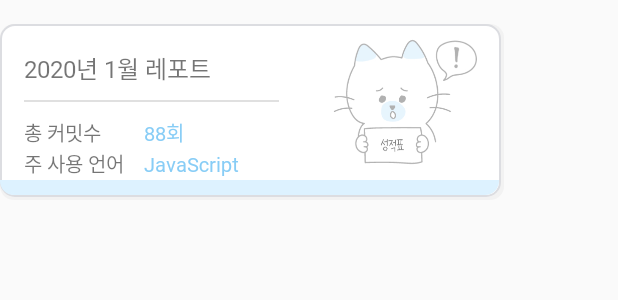
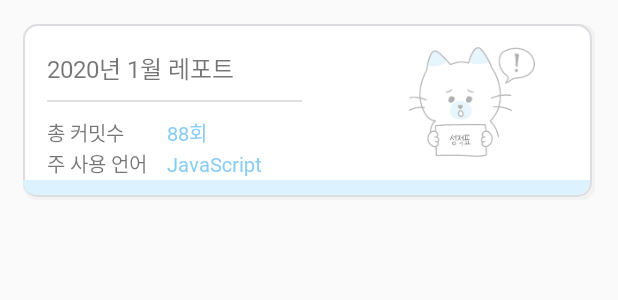
Before and after one commit to GitCatTeam/Android, an Android app: the layout report_data_item.xml on its own in the app's theme, with its tools: preview values and no code run, on a phone screen of 412 x 824 dp. Shown: the top 300 px of the screen. Run offline under Robolectric (Android 15) with nearby library versions, the phone set to English and light mode, and no system bars.

Commit message:
[UPDATE] 리포트, 차트 크기 수정

```diff
--- a/app/src/main/res/layout/fragment_report.xml
+++ b/app/src/main/res/layout/fragment_report.xml
@@ -48,7 +48,7 @@
 
         <ScrollView
             android:id="@+id/report_scroll"
-            android:layout_width="wrap_content"
+            android:layout_width="match_parent"
             android:layout_height="wrap_content"
             android:orientation="vertical"
             app:layout_constraintEnd_toEndOf="parent"
@@ -58,7 +58,7 @@
 
             <androidx.recyclerview.widget.RecyclerView
                 android:id="@+id/report_recyclerview"
-                android:layout_width="wrap_content"
+                android:layout_width="match_parent"
                 android:layout_height="wrap_content"
                 app:layout_constraintEnd_toEndOf="parent"
                 app:layout_constraintStart_toStartOf="parent"
--- a/app/src/main/res/layout/report_data_item.xml
+++ b/app/src/main/res/layout/report_data_item.xml
@@ -1,7 +1,9 @@
 <?xml version="1.0" encoding="utf-8"?>
 <LinearLayout xmlns:android="http://schemas.android.com/apk/res/android"
     xmlns:app="http://schemas.android.com/apk/res-auto"
-    android:layout_width="336dp"
+    android:layout_width="match_parent"
+    android:layout_marginLeft="15dp"
+    android:layout_marginRight="15dp"
     android:layout_height="117dp"
     android:layout_marginTop="16dp"
     android:background="@drawable/default_radius_rect"
@@ -85,12 +87,13 @@
         <LinearLayout
             android:layout_width="wrap_content"
             android:layout_height="match_parent"
-            android:layout_weight="1">
+            android:layout_weight="1"
+            android:layout_marginRight="5dp">
 
             <ImageView
                 android:id="@+id/imageView6"
-                android:layout_width="wrap_content"
-                android:layout_height="wrap_content"
+                android:layout_width="100dp"
+                android:layout_height="100dp"
                 android:layout_gravity="center"
                 app:srcCompat="@drawable/img_cat_sad" />
         </LinearLayout>
```
Also changed, not shown: app/src/main/res/layout/activity_chart.xml (+16 -5 lines).
